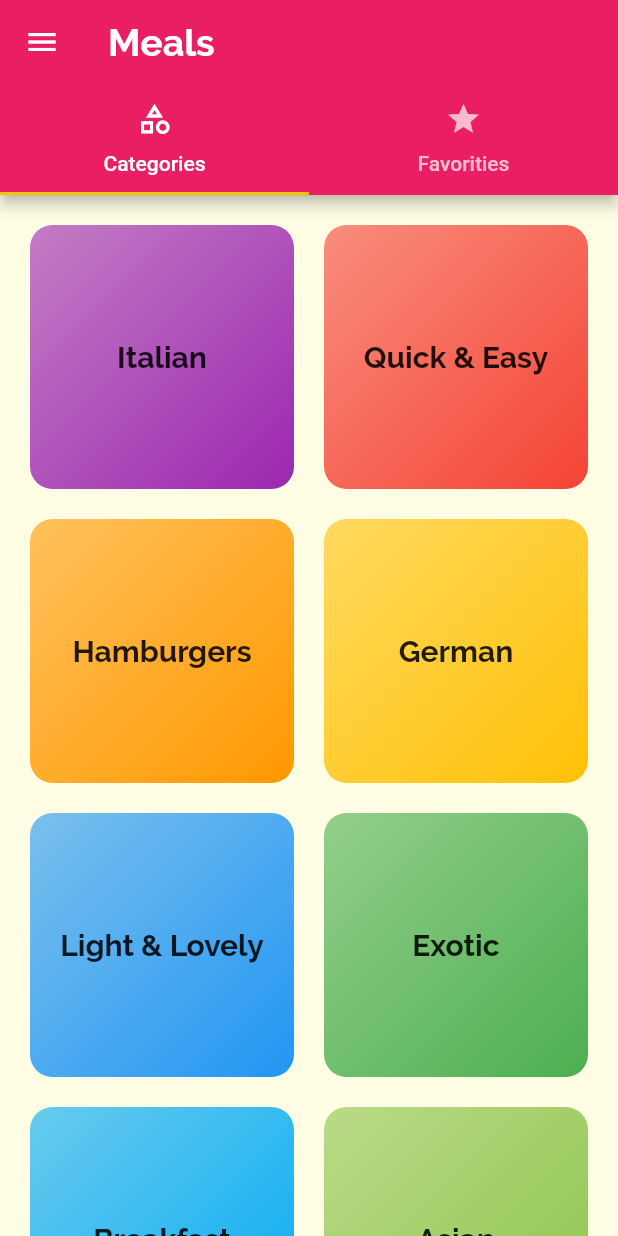
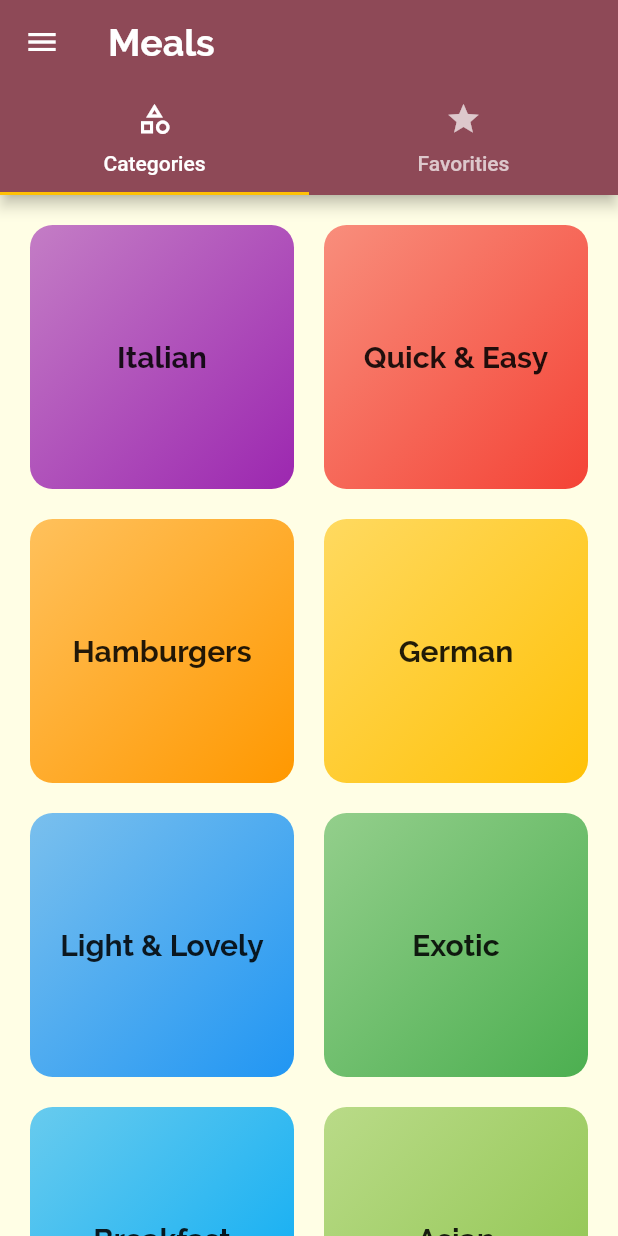
Before and after one commit to Tushandeep/Meals_App, a Flutter app: the screen it shows after launch, on a phone screen of 412 x 824 dp. Run offline on Flutter 3.47's test engine with Material 2 defaults, Android fonts, the phone set to English and light mode, and no system bars; our stand-ins replace get; Roboto replaces fonts that are missing (RobotoCondensedRaleway).

Commit message:
Upgraded to Latest Version

```diff
--- a/lib/main.dart
+++ b/lib/main.dart
@@ -6,6 +6,7 @@ import 'package:meals_app/screens/fliters/fliter_screen.dart';
 import 'package:meals_app/screens/meals/meal_screen.dart';
 import 'package:meals_app/screens/categories/categories_screen.dart';
 import 'package:meals_app/screens/tabs/tabs_screen.dart';
+import 'package:meals_app/theme/theme.dart';
 import 'screens/categories/categories_meals_screen.dart';
 
 Future<void> main() async {
@@ -93,25 +94,7 @@ class _MyAppState extends State<MyApp> {
       },
       // home: const CategoriesScreen(),
       debugShowCheckedModeBanner: false,
-      theme: ThemeData(
-        primarySwatch: Colors.pink,
-        accentColor: Colors.amber,
-        canvasColor: const Color.fromRGBO(255, 254, 229, 1),
-        fontFamily: 'RobotoCondensedRaleway',
-        textTheme: ThemeData.light().textTheme.copyWith(
-              bodyText1: const TextStyle(
-                color: Color.fromRGBO(20, 51, 51, 1),
-              ),
-              bodyText2: const TextStyle(
-                color: Color.fromRGBO(20, 51, 51, 1),
-              ),
-              headline6: const TextStyle(
-                fontSize: 20,
-                fontFamily: 'Raleway',
-                fontWeight: FontWeight.bold,
-              ),
-            ),
-      ),
+      theme: theme,
     );
   }
 }
--- a/lib/screens/favourites/favourities_screen.dart
+++ b/lib/screens/favourites/favourities_screen.dart
@@ -19,7 +19,7 @@ class FavouritiesScreen extends StatelessWidget {
         final Meal meal = favMeals[index];
         return MealItem(
           id: meal.id,
-          color: Theme.of(context).accentColor,
+          color: Theme.of(context).colorScheme.secondary,
           title: meal.title,
           imageUrl: meal.imageUrl,
           affordability: meal.affordability,
--- a/lib/screens/fliters/fliter_screen.dart
+++ b/lib/screens/fliters/fliter_screen.dart
@@ -55,7 +55,7 @@ class _FliterScreenState extends State<FliterScreen> {
             padding: const EdgeInsets.all(20),
             child: Text(
               'Adjust Meals Selection.',
-              style: Theme.of(context).textTheme.headline6,
+              style: Theme.of(context).textTheme.titleLarge,
             ),
           ),
           Expanded(
--- a/lib/screens/tabs/tabs_screen.dart
+++ b/lib/screens/tabs/tabs_screen.dart
@@ -6,22 +6,24 @@ import 'package:meals_app/screens/widgets/drawer.dart';
 import '../../models/meal.dart';
 
 class TabsScreen extends StatefulWidget {
+  const TabsScreen({super.key, required this.favMeals});
+
   final List<Meal> favMeals;
-  const TabsScreen({Key? key, required this.favMeals}) : super(key: key);
 
   @override
-  _TabsScreenState createState() => _TabsScreenState();
+  State<TabsScreen> createState() => _TabsScreenState();
 }
 
 class _TabsScreenState extends State<TabsScreen> {
   @override
   Widget build(BuildContext context) {
     return DefaultTabController(
+      length: 2,
       child: Scaffold(
         appBar: AppBar(
           title: Text(
             'Meals',
-            style: Theme.of(context).textTheme.headline6!.copyWith(
+            style: Theme.of(context).textTheme.titleLarge!.copyWith(
                   fontSize: 25,
                   color: Colors.white,
                 ),
@@ -47,7 +49,6 @@ class _TabsScreenState extends State<TabsScreen> {
           ],
         ),
       ),
-      length: 2,
     );
   }
 }
--- a/lib/screens/widgets/category_item.dart
+++ b/lib/screens/widgets/category_item.dart
@@ -2,12 +2,13 @@ import 'package:flutter/material.dart';
 import 'package:meals_app/screens/categories/categories_meals_screen.dart';
 
 class CategoryItem extends StatelessWidget {
-
   final String id;
   final String title;
   final Color color;
 
-  const CategoryItem({ Key? key, required this.id, required this.title, required this.color }) : super(key: key);
+  const CategoryItem(
+      {Key? key, required this.id, required this.title, required this.color})
+      : super(key: key);
 
   void selectCategory(BuildContext context) {
     Navigator.of(context).pushNamed(
@@ -30,21 +31,17 @@ class CategoryItem extends StatelessWidget {
         padding: const EdgeInsets.all(15),
         decoration: BoxDecoration(
           gradient: LinearGradient(
-            colors: [
-              color.withOpacity(0.6),
-              color
-            ],
+            colors: [color.withOpacity(0.6), color],
             begin: Alignment.topLeft,
             end: Alignment.bottomRight,
           ),
           borderRadius: BorderRadius.circular(15),
         ),
         child: Center(
-          child: Text(
-            title,
-            style: Theme.of(context).textTheme.headline6,
-          )
-        ),
+            child: Text(
+          title,
+          style: Theme.of(context).textTheme.titleLarge,
+        )),
       ),
     );
   }
--- a/lib/screens/widgets/drawer.dart
+++ b/lib/screens/widgets/drawer.dart
@@ -16,7 +16,7 @@ class MainDrawer extends StatelessWidget {
             width: double.infinity,
             padding: const EdgeInsets.all(20),
             alignment: Alignment.centerLeft,
-            color: Theme.of(context).accentColor,
+            color: Theme.of(context).colorScheme.secondary,
             child: const Text(
               'Cooking Up!',
               style: TextStyle(
--- /dev/null
+++ b/lib/theme/theme.dart
@@ -0,0 +1,23 @@
+import 'package:flutter/material.dart';
+
+ThemeData get theme => ThemeData(
+      colorScheme: ColorScheme.fromSeed(
+        seedColor: Colors.pink,
+        secondary: Colors.amber,
+      ),
+      canvasColor: const Color.fromRGBO(255, 254, 229, 1),
+      fontFamily: 'RobotoCondensedRaleway',
+      textTheme: ThemeData.light().textTheme.copyWith(
+            bodyLarge: const TextStyle(
+              color: Color.fromRGBO(20, 51, 51, 1),
+            ),
+            bodyMedium: const TextStyle(
+              color: Color.fromRGBO(20, 51, 51, 1),
+            ),
+            titleLarge: const TextStyle(
+              fontSize: 20,
+              fontFamily: 'Raleway',
+              fontWeight: FontWeight.bold,
+            ),
+          ),
+    );
```
Also changed, not shown: lib/screens/meals/components/ingredients.dart (+27 -10 lines), lib/screens/meals/components/steps_to_make.dart (+34 -15 lines), pubspec.lock.
